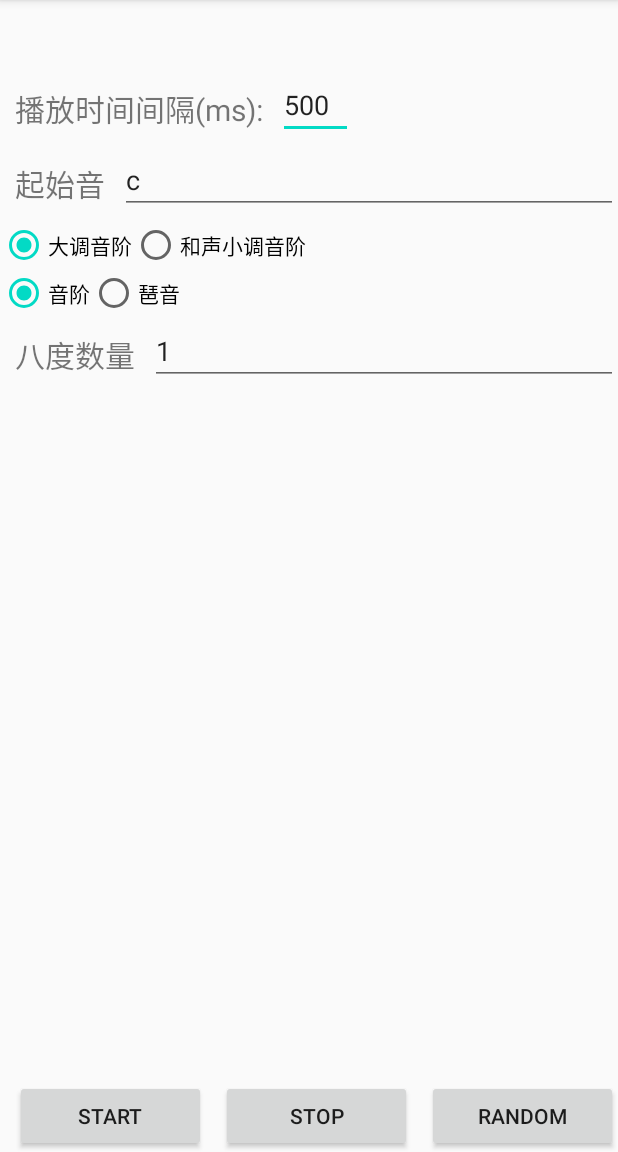
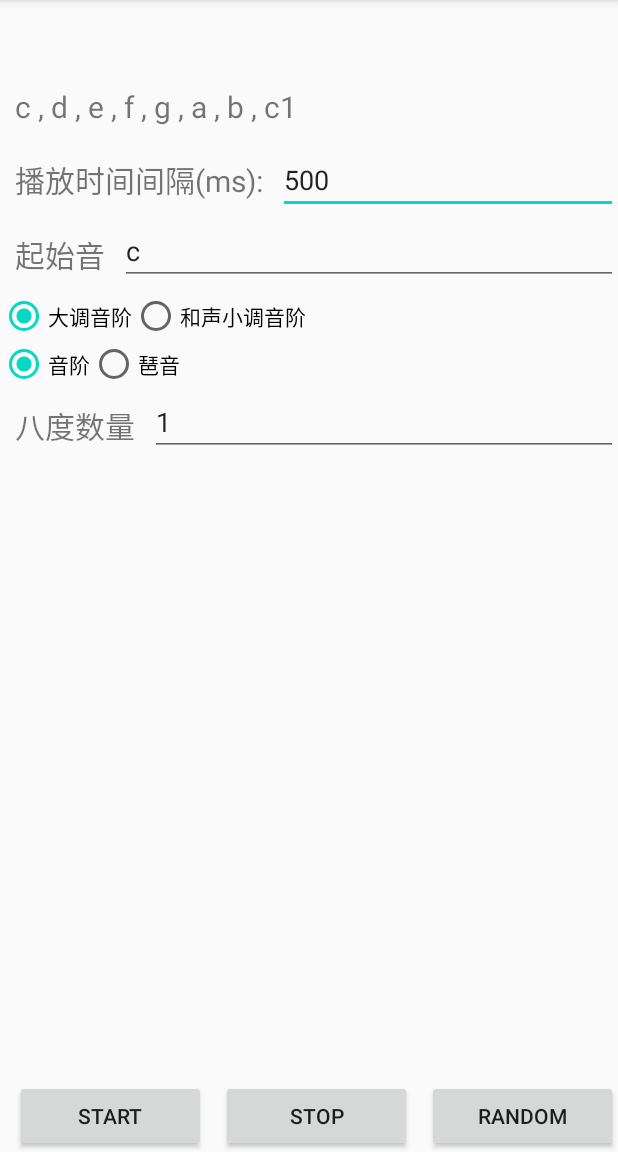
Before and after one commit to eliyetyang/PianoTools, an Android app: the screen it shows after launch (MainActivity), after a tap on "START", on a phone screen of 412 x 824 dp, the part 84-1236 px from its top. Run offline under Robolectric (Android 15) with nearby library versions, the light colour scheme and no system bars; network calls fail.

Commit message:
显示keyName

```diff
--- a/app/src/main/java/com/eliyetyang/piano/MainActivity.kt
+++ b/app/src/main/java/com/eliyetyang/piano/MainActivity.kt
@@ -11,6 +11,7 @@ import com.eliyetyang.piano.model.Major
 import kotlinx.android.synthetic.main.activity_main.*
 import kotlinx.coroutines.*
 import org.w3c.dom.Text
+import java.lang.StringBuilder
 
 class MainActivity : AppCompatActivity() {
     val mediaPlayer1 = MediaPlayer()
@@ -39,6 +40,12 @@ class MainActivity : AppCompatActivity() {
             stopAll()
             delay = timeET.text.toString().toLongOrNull() ?: 1000L
             setKeySet()
+
+            val buffer = StringBuffer()
+
+            if (keyList.size > 8) {
+                allSoundTV.text = keyList.subList(0, 8).joinTo(buffer, " , ")
+            }
 
             curName = keyList.get(currentKeyIndex)
             currentKeyIndex++
--- a/app/src/main/res/layout/activity_main.xml
+++ b/app/src/main/res/layout/activity_main.xml
@@ -26,6 +26,16 @@
         app:layout_constraintRight_toLeftOf="@id/randomTV"
         app:layout_constraintTop_toTopOf="parent" />
 
+    <TextView
+        android:id="@+id/allSoundTV"
+        android:layout_width="0dp"
+        android:layout_height="wrap_content"
+        android:padding="10dp"
+        android:textSize="20sp"
+        app:layout_constraintLeft_toLeftOf="parent"
+        app:layout_constraintRight_toRightOf="parent"
+        app:layout_constraintTop_toBottomOf="@id/randomTV" />
+
 
     <TextView
         android:id="@+id/text1"
@@ -35,16 +45,18 @@
         android:text="播放时间间隔(ms):"
         android:textSize="20sp"
         app:layout_constraintLeft_toLeftOf="parent"
-        app:layout_constraintTop_toBottomOf="@id/statusTV" />
+        app:layout_constraintTop_toBottomOf="@id/allSoundTV" />
 
     <EditText
         android:id="@+id/timeET"
-        android:layout_width="50dp"
+        android:layout_width="0dp"
+        app:layout_constraintRight_toRightOf="parent"
         android:layout_height="wrap_content"
         android:inputType="number"
         android:text="500"
         app:layout_constraintLeft_toRightOf="@id/text1"
-        app:layout_constraintTop_toBottomOf="@id/statusTV" />
+        app:layout_constraintTop_toTopOf="@id/text1"
+        app:layout_constraintBottom_toBottomOf="@id/text1"/>
 
     <TextView
         android:id="@+id/text2"
```
